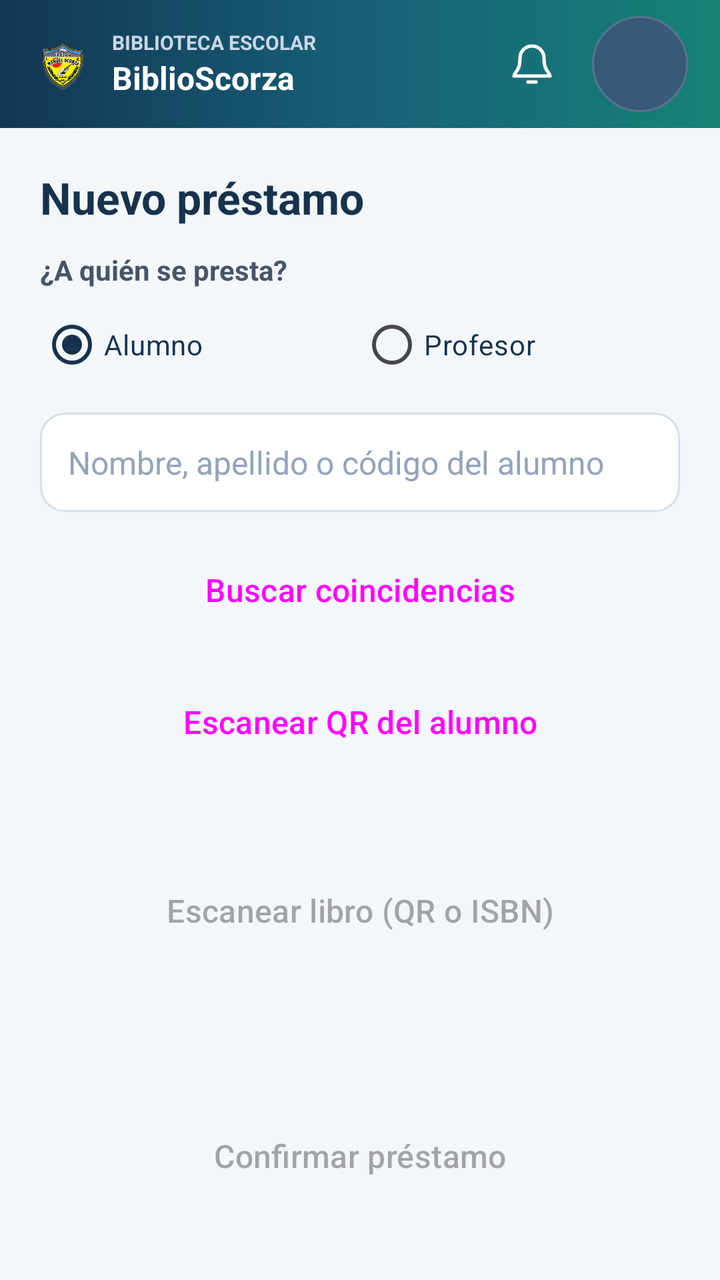
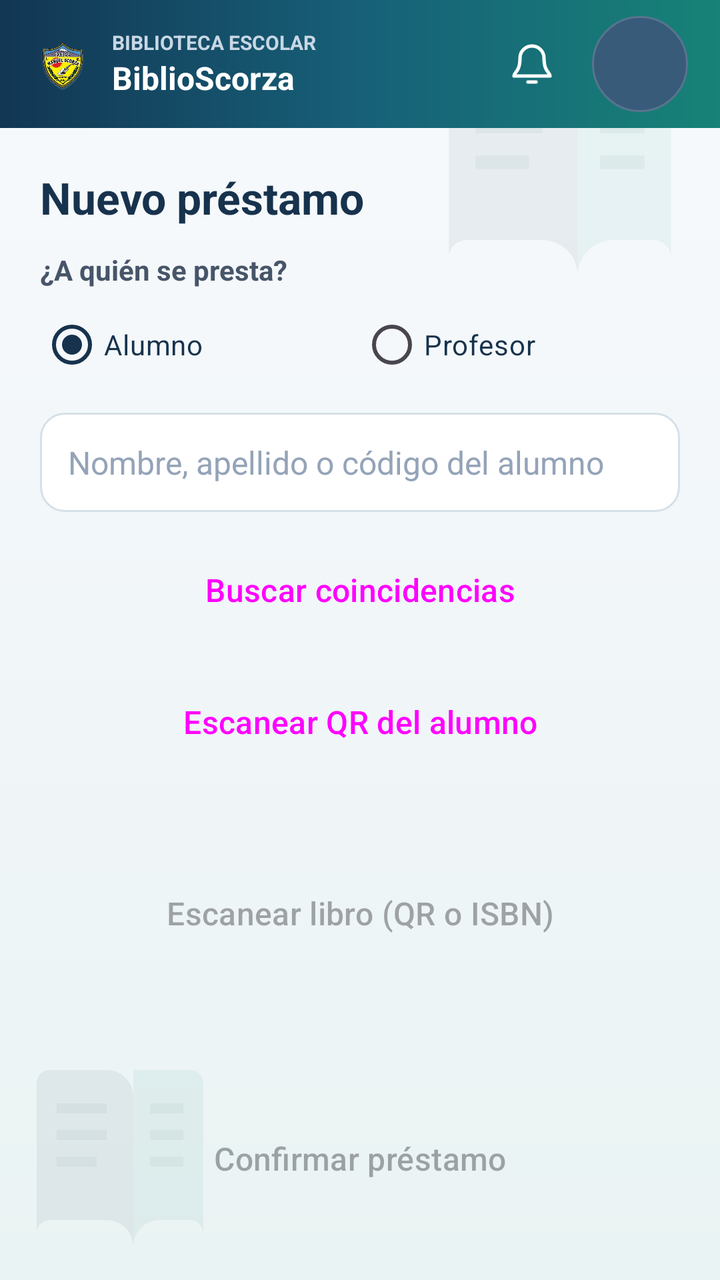

Screens rendered from an Android XML layout before and after an edit, with the pre-edit source and the edit as a unified diff.
<!-- AndroidManifest.xml: application theme Theme.BiblioScorza -->
<!-- res/layout/activity_prestamo.xml -->
<?xml version="1.0" encoding="utf-8"?>
<LinearLayout xmlns:android="http://schemas.android.com/apk/res/android"
    android:layout_width="match_parent" android:layout_height="match_parent"
    android:orientation="vertical">
    <include layout="@layout/view_top_bar" />
    <ScrollView android:layout_width="match_parent" android:layout_height="0dp"
        android:layout_weight="1">
    <LinearLayout android:layout_width="match_parent" android:layout_height="wrap_content"
        android:orientation="vertical" android:padding="20dp">
        <TextView style="@style/BsTitle" android:layout_width="wrap_content" android:layout_height="wrap_content" android:text="Nuevo préstamo" />
        <TextView android:layout_width="match_parent" android:layout_height="wrap_content"
            android:layout_marginTop="12dp" android:text="¿A quién se presta?"
            android:textColor="#475569" android:textSize="14sp" android:textStyle="bold" />
        <RadioGroup android:id="@+id/rgTipoPrestatario"
            android:layout_width="match_parent" android:layout_height="wrap_content"
            android:layout_marginTop="4dp" android:orientation="horizontal">
            <RadioButton android:id="@+id/rbAlumno"
                android:layout_width="0dp" android:layout_height="48dp"
                android:layout_weight="1" android:checked="true"
                android:text="Alumno" android:textColor="#17324D" />
            <RadioButton android:id="@+id/rbProfesor"
                android:layout_width="0dp" android:layout_height="48dp"
                android:layout_weight="1" android:text="Profesor"
                android:textColor="#17324D" />
        </RadioGroup>
        <AutoCompleteTextView android:id="@+id/etAlumno" style="@style/BsInput"
            android:hint="Nombre, apellido o código del alumno" android:inputType="text"
            android:completionThreshold="2" android:singleLine="true" android:imeOptions="actionSearch" />
        <Button android:id="@+id/btnBuscarAlumno" style="@style/BsButton" android:text="Buscar coincidencias" />
        <Button android:id="@+id/btnScanAlumno" style="@style/BsButtonOutline" android:text="Escanear QR del alumno" />
        <TextView android:id="@+id/tvAlumno" style="@style/BsText" android:textStyle="bold" />
        <Button android:id="@+id/btnScanLibro" style="@style/BsButton" android:text="Escanear libro (QR o ISBN)" android:enabled="false" />
        <TextView android:id="@+id/tvItems" style="@style/BsText" />
        <TextView android:id="@+id/tvMsg" style="@style/BsText" />
        <Button android:id="@+id/btnConfirmar" style="@style/BsButton" android:text="Confirmar préstamo" android:enabled="false" />
    </LinearLayout>
    </ScrollView>
</LinearLayout>
<!-- res/layout/view_top_bar.xml (included above) -->
<?xml version="1.0" encoding="utf-8"?>
<LinearLayout xmlns:android="http://schemas.android.com/apk/res/android"
    android:layout_width="match_parent"
    android:layout_height="64dp"
    android:background="@drawable/bg_top_bar"
    android:gravity="center_vertical"
    android:orientation="horizontal"
    android:paddingStart="16dp"
    android:paddingEnd="16dp">

    <ImageButton
        android:id="@+id/btnVolver"
        android:layout_width="44dp"
        android:layout_height="44dp"
        android:background="?attr/selectableItemBackgroundBorderless"
        android:contentDescription="Volver"
        android:padding="12dp"
        android:src="@drawable/ic_arrow_back"
        android:tint="#FFFFFF"
        android:visibility="gone" />

    <ImageView
        android:layout_width="30dp"
        android:layout_height="36dp"
        android:contentDescription="Escudo de Biblioteca-Scorza"
        android:scaleType="fitCenter"
        android:src="@drawable/escudo_colegio_transparente" />

    <LinearLayout
        android:layout_width="0dp"
        android:layout_height="wrap_content"
        android:layout_marginStart="10dp"
        android:layout_weight="1"
        android:orientation="vertical">

        <TextView
            android:layout_width="match_parent"
            android:layout_height="wrap_content"
            android:ellipsize="end"
            android:maxLines="1"
            android:text="BIBLIOTECA ESCOLAR"
            android:textColor="#C8D7E5"
            android:textSize="10sp"
            android:textStyle="bold" />

        <TextView
            android:layout_width="match_parent"
            android:layout_height="wrap_content"
            android:ellipsize="end"
            android:maxLines="1"
            android:text="BiblioScorza"
            android:textColor="#FFFFFF"
            android:textSize="16sp"
            android:textStyle="bold" />
    </LinearLayout>

    <FrameLayout
        android:id="@+id/btnNotificaciones"
        android:layout_width="48dp"
        android:layout_height="48dp"
        android:layout_marginStart="4dp"
        android:background="@drawable/bg_top_bar_action_ripple"
        android:clickable="true"
        android:contentDescription="Notificaciones"
        android:focusable="true">

        <ImageView
            android:layout_width="24dp"
            android:layout_height="24dp"
            android:layout_gravity="center"
            android:contentDescription="@null"
            android:src="@drawable/ic_notifications"
            android:tint="#FFFFFF" />

        <TextView
            android:id="@+id/tvNotificaciones"
            android:layout_width="18dp"
            android:layout_height="18dp"
            android:layout_gravity="top|end"
            android:background="@drawable/bg_top_bar_badge"
            android:gravity="center"
            android:textColor="#FFFFFF"
            android:textSize="10sp"
            android:textStyle="bold"
            android:visibility="gone" />
    </FrameLayout>

    <TextView
        android:id="@+id/btnPerfil"
        android:layout_width="48dp"
        android:layout_height="48dp"
        android:layout_marginStart="6dp"
        android:background="@drawable/bg_top_bar_avatar_ripple"
        android:clickable="true"
        android:contentDescription="Abrir perfil del usuario"
        android:focusable="true"
        android:gravity="center"
        android:minHeight="48dp"
        android:minWidth="48dp"
        android:textColor="#FFFFFF"
        android:textSize="14sp"
        android:textStyle="bold" />
</LinearLayout>
<!-- resources referenced by this layout -->
<resources>
  <!-- drawable bg_top_bar_action_ripple (drawable) -->
  <?xml version="1.0" encoding="utf-8"?>
  <ripple xmlns:android="http://schemas.android.com/apk/res/android"
      android:color="#55FFFFFF">
      <item android:id="@android:id/mask">
          <shape android:shape="oval">
              <solid android:color="#FFFFFFFF" />
          </shape>
      </item>
  </ripple>
  <!-- drawable bg_top_bar_badge (drawable) -->
  <?xml version="1.0" encoding="utf-8"?>
  <shape xmlns:android="http://schemas.android.com/apk/res/android">
      <solid android:color="#D93445" />
      <corners android:radius="50dp" />
  </shape>
  <!-- drawable ic_arrow_back (drawable) -->
  <vector xmlns:android="http://schemas.android.com/apk/res/android"
      android:width="24dp" android:height="24dp"
      android:viewportWidth="24" android:viewportHeight="24">
      <path android:fillColor="#FF000000"
          android:pathData="M20,12v-2H7.83l5.59,-5.59L12,3l-9,8 9,9 1.41,-1.41L7.83,12H20z" />
  </vector>
  <style name="BsButton" parent="Widget.Material3.Button">
          <item name="android:layout_width">match_parent</item>
          <item name="android:layout_height">54dp</item>
          <item name="android:layout_marginTop">12dp</item>
          <item name="android:textSize">16sp</item>
          <item name="cornerRadius">14dp</item>
      </style>
  <style name="BsText">
          <item name="android:layout_width">match_parent</item>
          <item name="android:layout_height">wrap_content</item>
          <item name="android:layout_marginTop">8dp</item>
          <item name="android:textSize">15sp</item>
          <item name="android:textColor">#1E293B</item>
      </style>
  <style name="BsTitle">
          <item name="android:textSize">22sp</item>
          <item name="android:textStyle">bold</item>
          <item name="android:textColor">#17324D</item>
      </style>
  <!-- drawable bg_top_bar_avatar (drawable) -->
  <?xml version="1.0" encoding="utf-8"?>
  <shape xmlns:android="http://schemas.android.com/apk/res/android" android:shape="oval">
      <solid android:color="#385B7A" />
      <stroke android:width="1dp" android:color="#58748E" />
  </shape>
  <!-- drawable input_bg (drawable) -->
  <?xml version="1.0" encoding="utf-8"?>
  <shape xmlns:android="http://schemas.android.com/apk/res/android" android:shape="rectangle">
      <solid android:color="#FFFFFF" />
      <stroke android:width="1dp" android:color="#D6E0E8" />
      <corners android:radius="12dp" />
  </shape>
  <!-- unchanged entries left out for length: 7 -->
</resources>

<!-- the commit's change to res/layout/activity_prestamo.xml (unified diff, before → after) -->
@@ -1,6 +1,7 @@
 <?xml version="1.0" encoding="utf-8"?>
 <LinearLayout xmlns:android="http://schemas.android.com/apk/res/android"
     android:layout_width="match_parent" android:layout_height="match_parent"
+    android:background="@drawable/bg_library_canvas"
     android:orientation="vertical">
     <include layout="@layout/view_top_bar" />
     <ScrollView android:layout_width="match_parent" android:layout_height="0dp"
@@ -28,7 +29,12 @@
             android:completionThreshold="2" android:singleLine="true" android:imeOptions="actionSearch" />
         <Button android:id="@+id/btnBuscarAlumno" style="@style/BsButton" android:text="Buscar coincidencias" />
         <Button android:id="@+id/btnScanAlumno" style="@style/BsButtonOutline" android:text="Escanear QR del alumno" />
-        <TextView android:id="@+id/tvAlumno" style="@style/BsText" android:textStyle="bold" />
+        <TextView android:id="@+id/tvAlumno" style="@style/BsText" android:textStyle="bold"
+            android:textColor="#17324D" android:textSize="16sp" />
+        <TextView android:id="@+id/tvDatosPrestatario" style="@style/BsText"
+            android:layout_marginTop="2dp" android:background="#F1F5F9"
+            android:padding="12dp" android:textColor="#526A7D"
+            android:textSize="13sp" android:visibility="gone" />
         <Button android:id="@+id/btnScanLibro" style="@style/BsButton" android:text="Escanear libro (QR o ISBN)" android:enabled="false" />
         <TextView android:id="@+id/tvItems" style="@style/BsText" />
         <TextView android:id="@+id/tvMsg" style="@style/BsText" />
<!-- resource entries referenced after the edit -->
@@ -1,5 +1,28 @@
 <!-- resources referenced by this layout -->
 <resources>
+  <!-- drawable bg_library_canvas (drawable) -->
+  <layer-list xmlns:android="http://schemas.android.com/apk/res/android">
+      <item>
+          <shape android:shape="rectangle">
+              <gradient
+                  android:angle="270"
+                  android:startColor="#F7FAFC"
+                  android:centerColor="#F1F6F8"
+                  android:endColor="#EAF3F3"
+                  android:type="linear" />
+          </shape>
+      </item>
+      <item
+          android:drawable="@drawable/ic_library_watermark"
+          android:gravity="top|end"
+          android:width="160dp"
+          android:height="160dp" />
+      <item
+          android:drawable="@drawable/ic_library_watermark"
+          android:gravity="bottom|start"
+          android:width="120dp"
+          android:height="120dp" />
+  </layer-list>
   <!-- drawable bg_top_bar_action_ripple (drawable) -->
   <?xml version="1.0" encoding="utf-8"?>
   <ripple xmlns:android="http://schemas.android.com/apk/res/android"
@@ -42,6 +65,22 @@
           <item name="android:textStyle">bold</item>
           <item name="android:textColor">#17324D</item>
       </style>
+  <!-- drawable ic_library_watermark (drawable) -->
+  <vector xmlns:android="http://schemas.android.com/apk/res/android"
+      android:width="160dp"
+      android:height="160dp"
+      android:viewportWidth="72"
+      android:viewportHeight="72">
+      <path
+          android:fillColor="#1017324D"
+          android:pathData="M11,13C11,10.8 12.8,9 15,9h17c4.4,0 8,3.6 8,8v45c0,-4.4 -3.6,-8 -8,-8H15c-2.2,0 -4,1.8 -4,4z" />
+      <path
+          android:fillColor="#10168C83"
+          android:pathData="M61,13c0,-2.2 -1.8,-4 -4,-4H40v53c0,-4.4 3.6,-8 8,-8h9c2.2,0 4,1.8 4,4z" />
+      <path
+          android:fillColor="#187F9A9B"
+          android:pathData="M17,19h15v3H17zM17,27h15v3H17zM17,35h12v3H17zM45,19h10v3H45zM45,27h10v3H45zM45,35h10v3H45z" />
+  </vector>
   <!-- drawable bg_top_bar_avatar (drawable) -->
   <?xml version="1.0" encoding="utf-8"?>
   <shape xmlns:android="http://schemas.android.com/apk/res/android" android:shape="oval">
